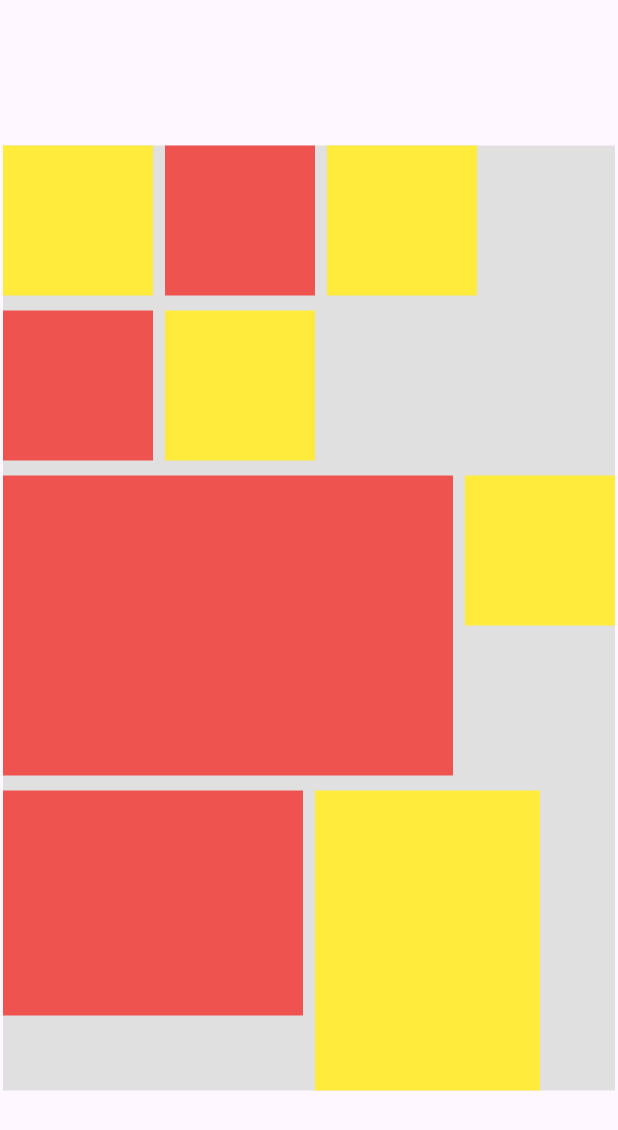
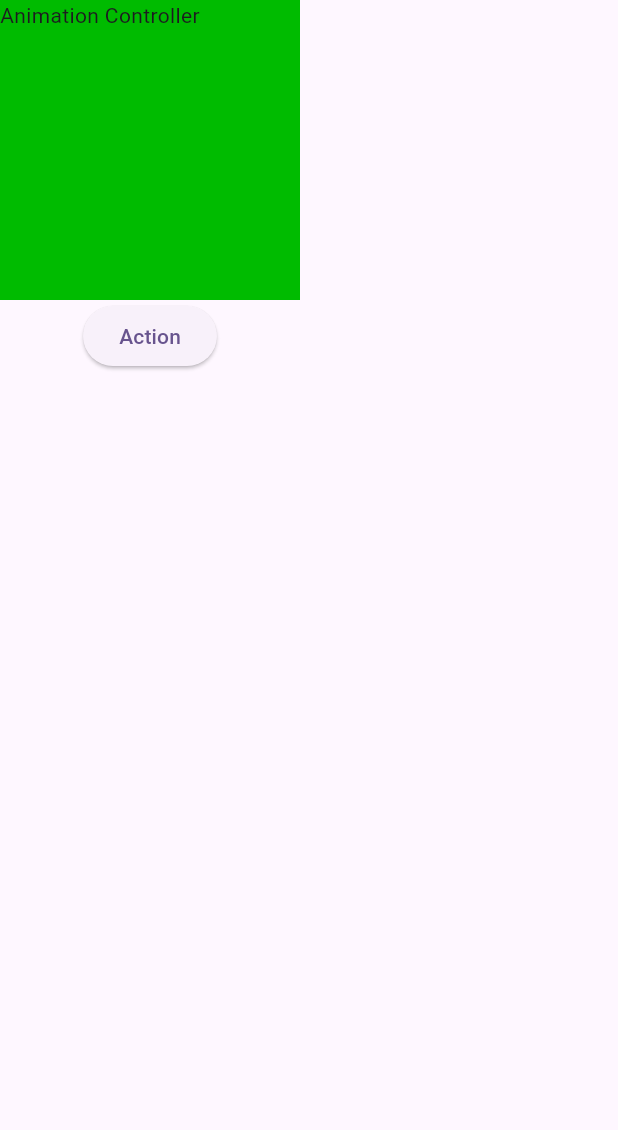
Before and after one commit to Roshan-Barkane/flutter_widgets_of_the_day, a Flutter app: the screen it shows after launch, on a phone screen of 412 x 824 dp. Shown: the top 1130 px of the screen. Run offline on Flutter 3.47's test engine with Material 3 defaults, Android fonts, the phone set to English and light mode, and no system bars.

Commit message:
add animation container

```diff
--- a/lib/main.dart
+++ b/lib/main.dart
@@ -1,4 +1,5 @@
 import 'package:flutter/material.dart';
+import 'package:flutter_widgets_of_the_day/pages/animationcontainer.dart';
 import 'package:flutter_widgets_of_the_day/pages/expanded.dart';
 import 'package:flutter_widgets_of_the_day/pages/safearea.dart';
 import 'package:flutter_widgets_of_the_day/pages/wrap.dart';
@@ -20,7 +21,7 @@ class MyApp extends StatelessWidget {
         colorScheme: ColorScheme.fromSeed(seedColor: Colors.deepPurple),
         useMaterial3: true,
       ),
-      home: const WrapPage(),
+      home: const Animation_Container(),
     );
   }
 }
--- /dev/null
+++ b/lib/pages/animationcontainer.dart
@@ -0,0 +1,28 @@
+import 'package:flutter/material.dart';
+
+class Animation_Container extends StatelessWidget {
+  const Animation_Container({super.key});
+
+  @override
+  Widget build(BuildContext context) {
+    return Scaffold(
+      body: Column(
+        children: [
+          AnimatedContainer(
+            duration: Duration(seconds: 2),
+            height: 200,
+            width: 200,
+            color: Color(
+              0xFF00BB00,
+            ),
+            child: Text("Animation Controller"),
+          ),
+          ElevatedButton(
+            onPressed: () {},
+            child: Text("Action"),
+          ),
+        ],
+      ),
+    );
+  }
+}
```
